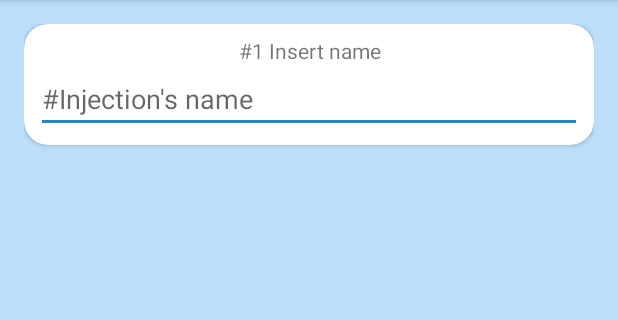
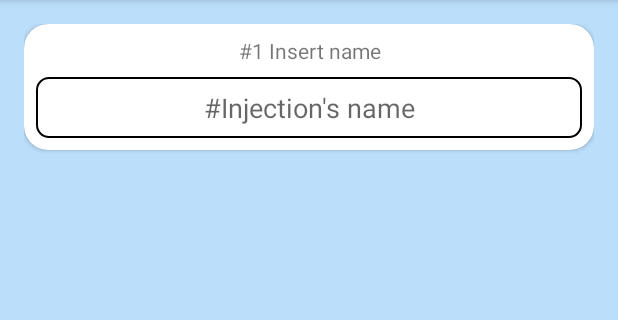
Before and after one commit to mrkomal/MyInjections, an Android app: the AddInjectionActivity screen opened directly, with no data from a screen before it, on a phone screen of 412 x 824 dp, the part 84-404 px from its top. Run offline under Robolectric (Android 15) with nearby library versions, the phone set to English and light mode, and no system bars.

Commit message:
Adding bottom item in cardview style
Creating border frame, applying it and defining editextview appearance

```diff
--- /dev/null
+++ b/app/src/main/res/drawable/black_border_frame.xml
@@ -0,0 +1,20 @@
+<?xml version="1.0" encoding="utf-8"?>
+<selector xmlns:android="http://schemas.android.com/apk/res/android">
+<item>
+    <shape android:shape="rectangle">
+
+        <corners android:radius="8dp"/>
+
+        <stroke
+            android:color="@color/black"
+            android:width="1dp"/>
+
+        <padding
+            android:bottom="8dp"
+            android:left="8dp"
+            android:right="8dp"
+            android:top="8dp"/>
+
+    </shape>
+</item>
+</selector>
--- a/app/src/main/res/layout/activity_add_injection.xml
+++ b/app/src/main/res/layout/activity_add_injection.xml
@@ -29,6 +29,8 @@
             <EditText
                 android:layout_width="match_parent"
                 android:layout_height="wrap_content"
+                style="@style/AddInjectionCardView.BottomItem"
+                android:textAlignment="center"
                 android:hint="#Injection's name">
             </EditText>
         </LinearLayout>
--- a/app/src/main/res/values/colors.xml
+++ b/app/src/main/res/values/colors.xml
@@ -5,4 +5,5 @@
     <color name="colorAccent">#2286c3</color>
     <color name="colorBackground">#bbdefb</color>
     <color name="colorTileCardView">#ffffff</color>
+    <color name="black">#000000</color>
 </resources>
--- a/app/src/main/res/values/styles.xml
+++ b/app/src/main/res/values/styles.xml
@@ -23,6 +23,12 @@
 
     <style name="AddInjectionCardView.TextView">
         <item name="android:gravity">center_horizontal</item>
+        <item name="android:paddingBottom">8dp</item>
+    </style>
+
+    <style name="AddInjectionCardView.BottomItem">
+        <item name="android:background">@drawable/black_border_frame</item>
+        <item name="android:gravity">center_horizontal</item>
     </style>
 
 </resources>
```
